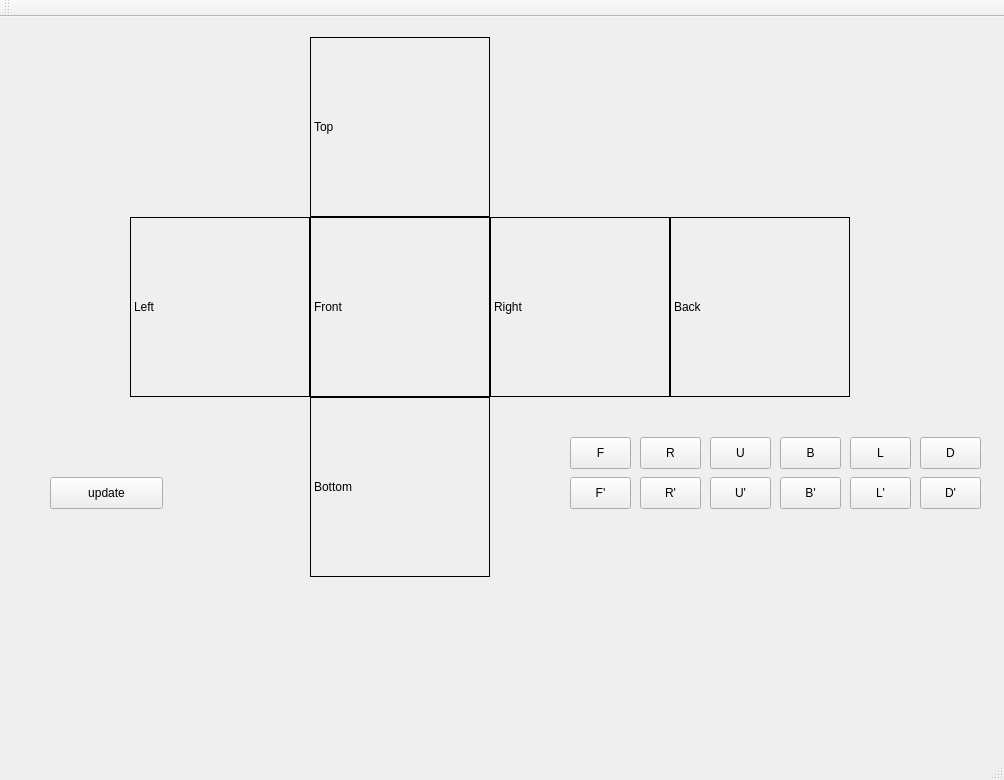
Old version of the form A9_RubiksCubeTutorial/mainwindow.ui in the repository MikeySH/CS3505_A9-Rubiks-Cube-Edu-App.
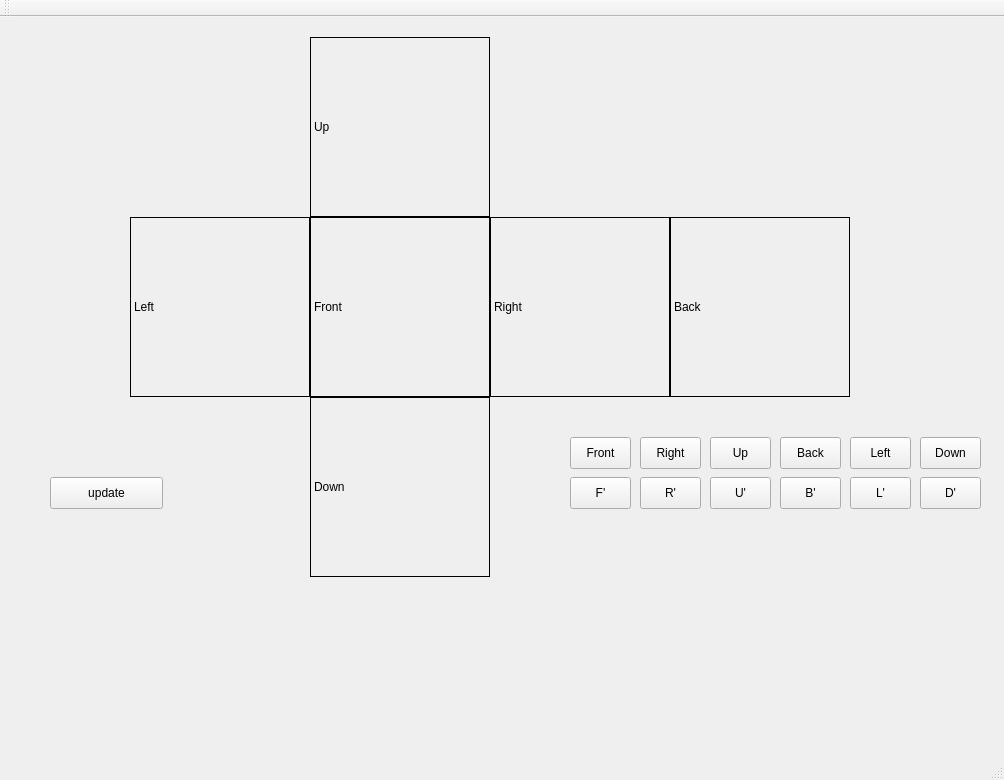
New version of the form. Custom widgets are drawn as their Qt base class.

Commit message: implemented the front move option, added get row/col

Diff of the .ui file:
```diff
--- a/A9_RubiksCubeTutorial/mainwindow.ui
+++ b/A9_RubiksCubeTutorial/mainwindow.ui
@@ -18,9 +18,9 @@
     <property name="geometry">
      <rect>
       <x>30</x>
-      <y>600</y>
-      <width>151</width>
-      <height>91</height>
+      <y>510</y>
+      <width>211</width>
+      <height>181</height>
      </rect>
     </property>
    </widget>
@@ -85,7 +85,7 @@
      <enum>QFrame::Box</enum>
     </property>
     <property name="text">
-     <string>Bottom</string>
+     <string>Down</string>
     </property>
    </widget>
    <widget class="QLabel" name="topLabel">
@@ -101,7 +101,7 @@
      <enum>QFrame::Box</enum>
     </property>
     <property name="text">
-     <string>Top</string>
+     <string>Up</string>
     </property>
    </widget>
    <widget class="QLabel" name="backLabel">
@@ -143,7 +143,7 @@
      </rect>
     </property>
     <property name="text">
-     <string>F</string>
+     <string>Front</string>
     </property>
    </widget>
    <widget class="QPushButton" name="rButton">
@@ -156,7 +156,7 @@
      </rect>
     </property>
     <property name="text">
-     <string>R</string>
+     <string>Right</string>
     </property>
    </widget>
    <widget class="QPushButton" name="uButton">
@@ -169,7 +169,7 @@
      </rect>
     </property>
     <property name="text">
-     <string>U</string>
+     <string>Up</string>
     </property>
    </widget>
    <widget class="QPushButton" name="bButton">
@@ -182,7 +182,7 @@
      </rect>
     </property>
     <property name="text">
-     <string>B</string>
+     <string>Back</string>
     </property>
    </widget>
    <widget class="QPushButton" name="lButton">
@@ -195,7 +195,7 @@
      </rect>
     </property>
     <property name="text">
-     <string>L</string>
+     <string>Left</string>
     </property>
    </widget>
    <widget class="QPushButton" name="dButton">
@@ -208,7 +208,7 @@
      </rect>
     </property>
     <property name="text">
-     <string>D</string>
+     <string>Down</string>
     </property>
    </widget>
    <widget class="QPushButton" name="dPrimeButton">
```
Left out of the diff: 4 changed lines with no effect on the pictures. The commit also changes 6 other files.
